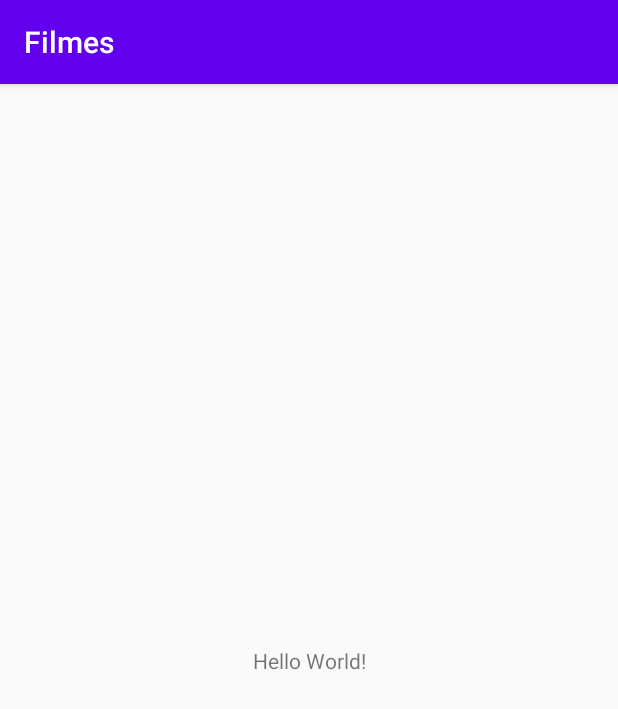
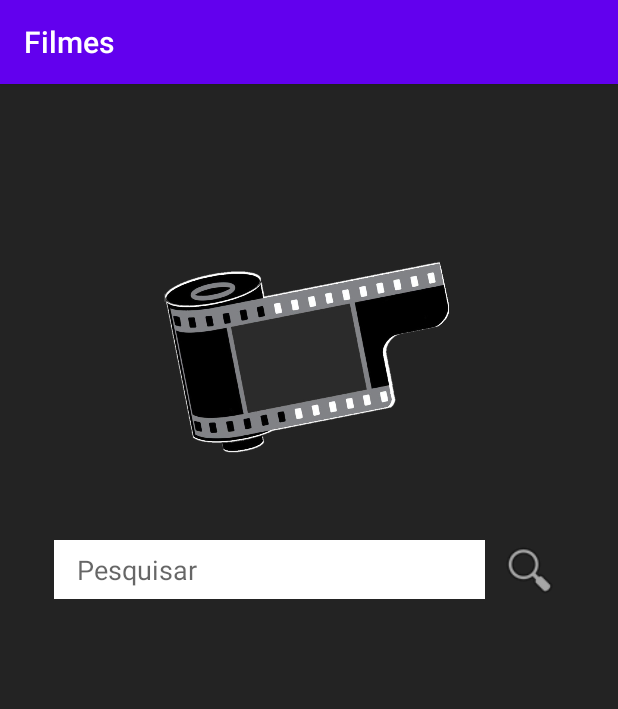
Before and after one commit to GuilhermeUrenha/Filmes, an Android app: the screen it shows after launch (MainActivity), on a phone screen of 412 x 824 dp. Shown: the top 709 px of the screen. Run offline under Robolectric (Android 15) with nearby library versions, the phone set to English and light mode, and no system bars.

Commit message:
Criação da tela inicial

```diff
--- a/app/src/main/res/layout/activity_main.xml
+++ b/app/src/main/res/layout/activity_main.xml
@@ -4,15 +4,51 @@
     xmlns:tools="http://schemas.android.com/tools"
     android:layout_width="match_parent"
     android:layout_height="match_parent"
+    android:background="#232323"
     tools:context=".MainActivity">
 
-    <TextView
-        android:layout_width="wrap_content"
-        android:layout_height="wrap_content"
-        android:text="Hello World!"
-        app:layout_constraintBottom_toBottomOf="parent"
-        app:layout_constraintLeft_toLeftOf="parent"
-        app:layout_constraintRight_toRightOf="parent"
-        app:layout_constraintTop_toTopOf="parent" />
+    <ImageView
+        android:id="@+id/imageView"
+        android:layout_width="193dp"
+        android:layout_height="172dp"
+        android:layout_marginStart="108dp"
+        android:layout_marginLeft="108dp"
+        android:layout_marginTop="96dp"
+        app:layout_constraintStart_toStartOf="parent"
+        app:layout_constraintTop_toTopOf="parent"
+        app:srcCompat="@drawable/img"
+        android:contentDescription="@string/logo" />
 
+    <EditText
+        android:id="@+id/etPesquisa"
+        android:layout_width="287dp"
+        android:layout_height="39dp"
+        android:layout_marginStart="36dp"
+        android:layout_marginLeft="36dp"
+        android:layout_marginTop="36dp"
+        android:autofillHints="@string/pesquisar"
+        android:background="@android:drawable/screen_background_light"
+        android:ems="10"
+        android:hint="@string/pesquisar"
+        android:inputType="textPersonName"
+        android:paddingLeft="15dp"
+        android:paddingTop="5dp"
+        android:paddingRight="5dp"
+        android:paddingBottom="5dp"
+        app:layout_constraintStart_toStartOf="parent"
+        app:layout_constraintTop_toBottomOf="@+id/imageView"
+        android:paddingEnd="5dp"
+        android:paddingStart="15dp" />
+
+    <ImageView
+        android:id="@+id/imageView2"
+        android:layout_width="43dp"
+        android:layout_height="41dp"
+        android:layout_marginStart="8dp"
+        android:layout_marginLeft="8dp"
+        app:layout_constraintBottom_toBottomOf="@+id/etPesquisa"
+        app:layout_constraintStart_toEndOf="@+id/etPesquisa"
+        app:layout_constraintTop_toTopOf="@+id/etPesquisa"
+        app:srcCompat="@android:drawable/ic_menu_search"
+        android:contentDescription="@string/lupa" />
 </androidx.constraintlayout.widget.ConstraintLayout>
--- a/app/src/main/res/values/strings.xml
+++ b/app/src/main/res/values/strings.xml
@@ -1,3 +1,6 @@
 <resources>
     <string name="app_name">Filmes</string>
+    <string name="pesquisar"> Pesquisar</string>
+    <string name="logo">Logo</string>
+    <string name="lupa">Lupa</string>
 </resources>
```
Also changed, not shown: app/src/main/res/drawable/img.png (added).
